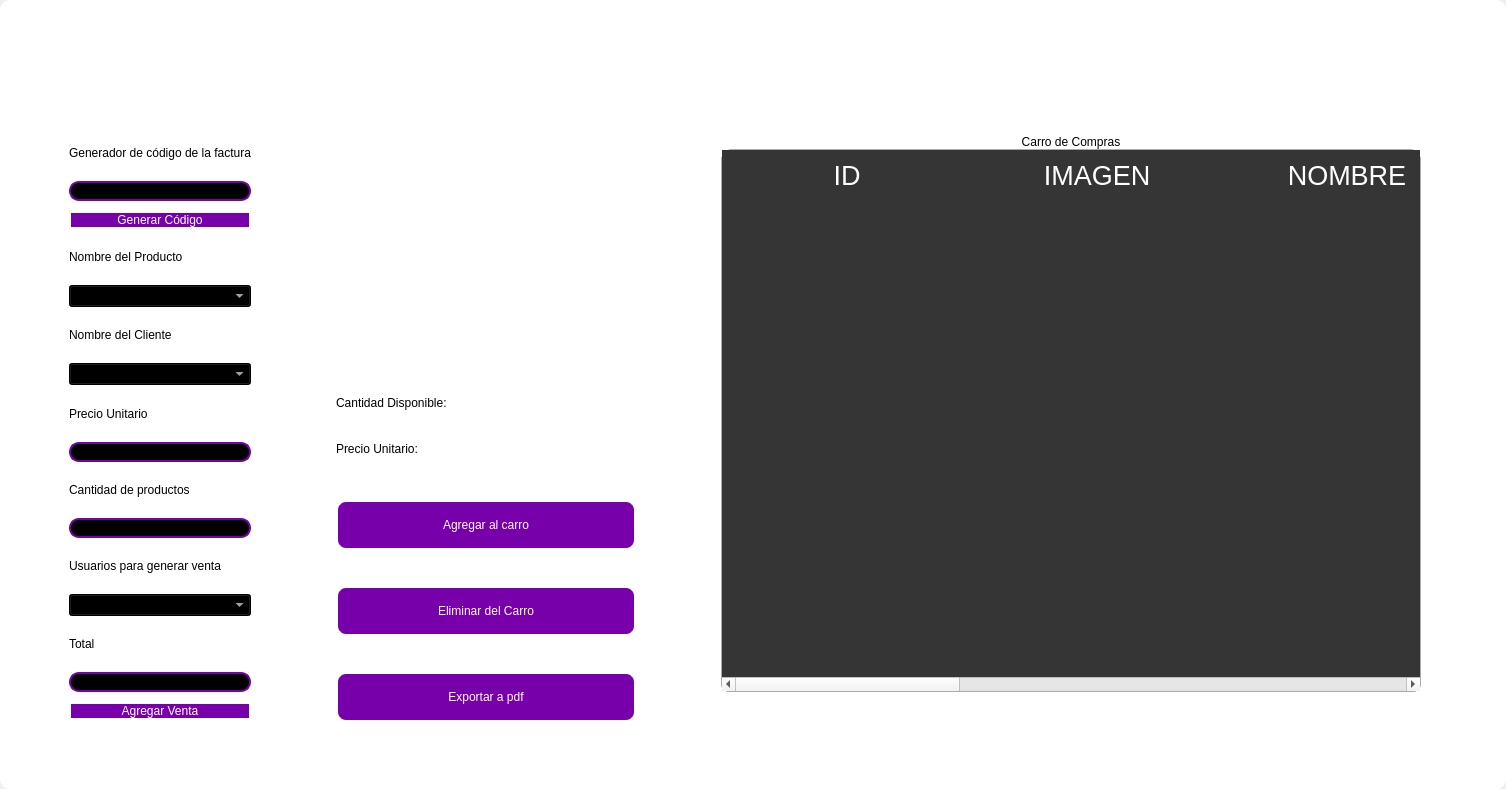
First picture: the form in design/standar/maininvoice1.ui, repository codemiguel-dev/ERP-EmprendeSoft-Desktop, before the edit.
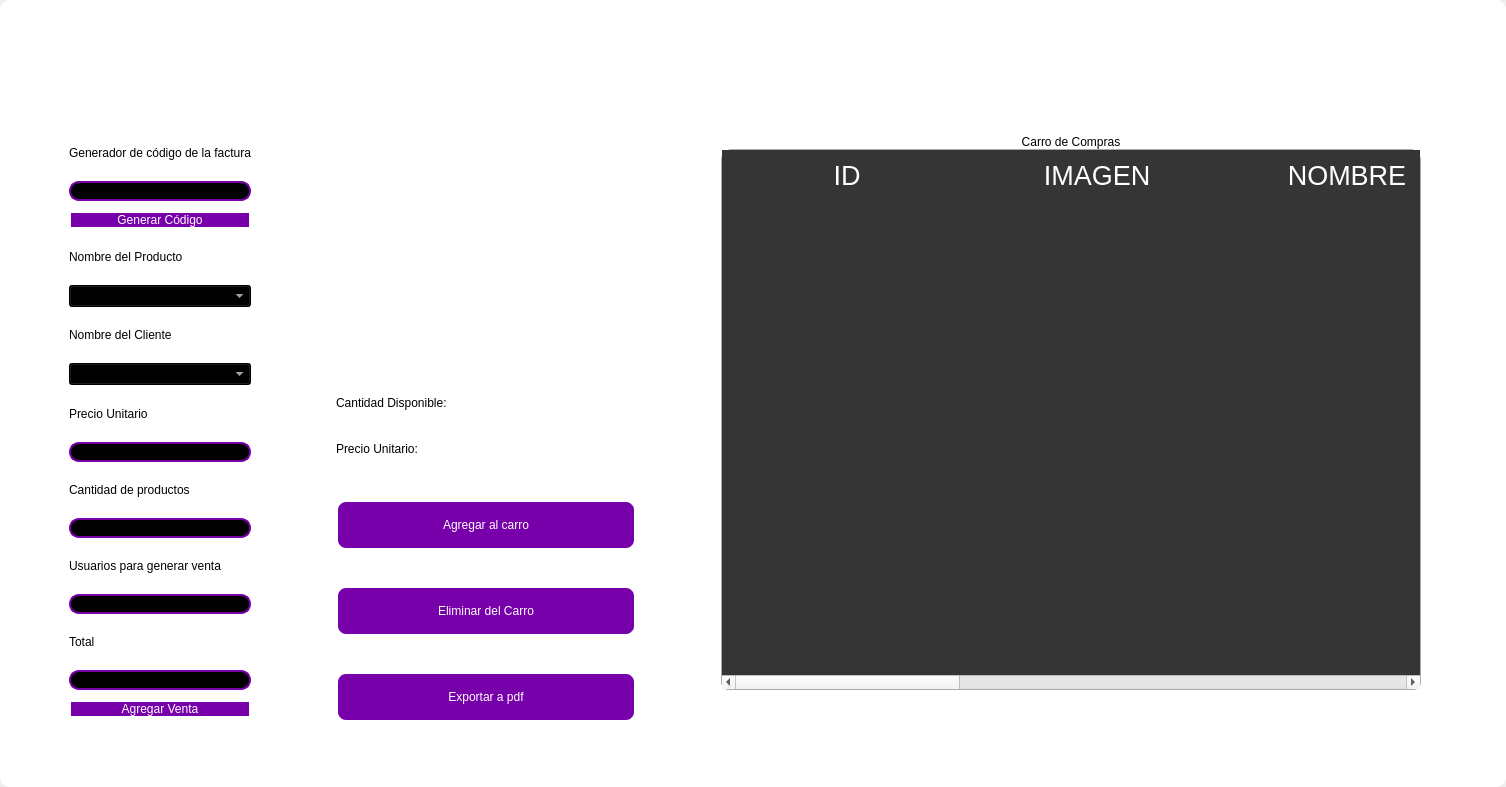
Second picture: the form after the edit. Icons and pictures are not drawn.

What changed in the file:
```diff
--- a/design/standar/maininvoice1.ui
+++ b/design/standar/maininvoice1.ui
@@ -7,7 +7,7 @@
     <x>0</x>
     <y>0</y>
     <width>1506</width>
-    <height>789</height>
+    <height>787</height>
    </rect>
   </property>
   <property name="windowTitle">
@@ -884,12 +884,16 @@
              </widget>
             </item>
             <item>
-             <widget class="QComboBox" name="comboboxuser">
-              <property name="cursor">
-               <cursorShape>PointingHandCursor</cursorShape>
+             <widget class="QLineEdit" name="usertxt">
+              <property name="enabled">
+               <bool>false</bool>
               </property>
               <property name="styleSheet">
-               <string notr="true">background-color: rgb(0, 0, 0);
+               <string notr="true">
+border-radius:10px; 
+font: 12pt &quot;Arial&quot;;
+border: 2px solid  rgb(120, 0, 171);
+background-color: rgb(0, 0, 0);
 color: rgb(255, 255, 255);
 </string>
               </property>
```
